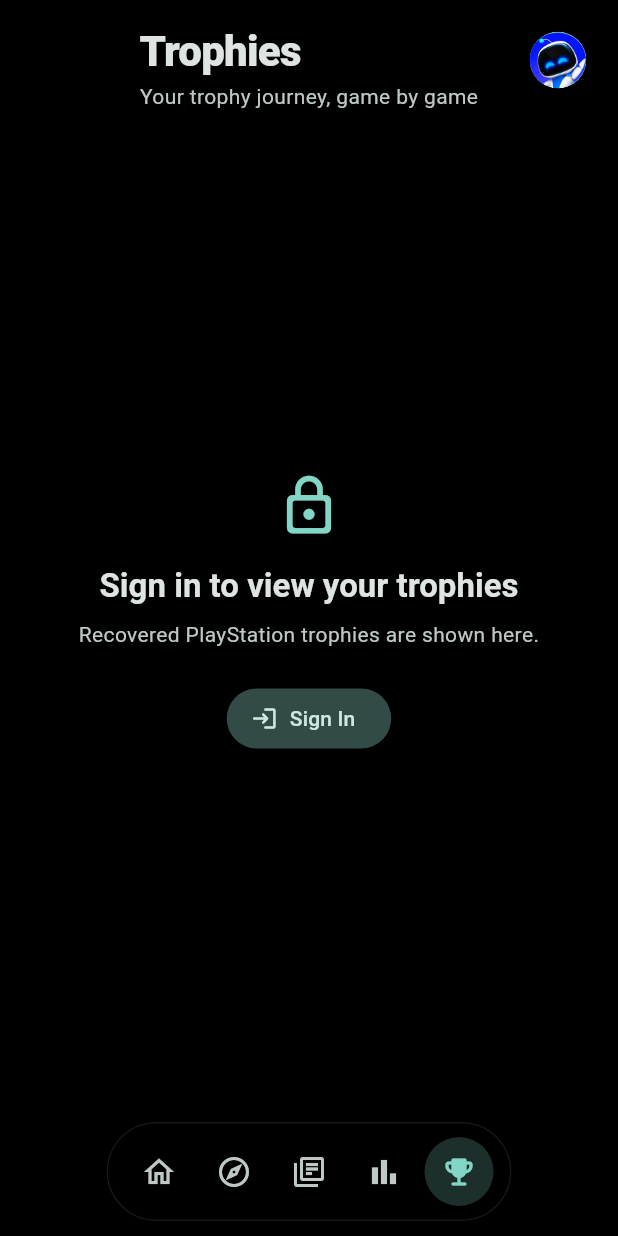
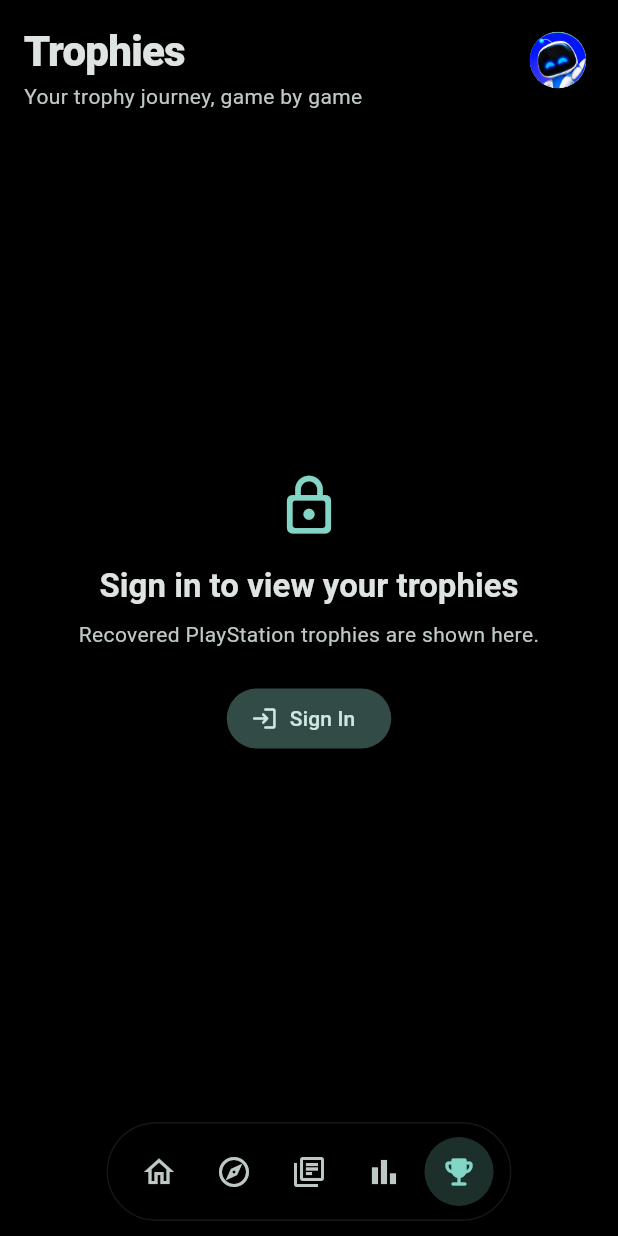
Before and after one commit to Yash8077/SaveState, a Flutter app: the screen it shows after launch, item 5 of the bottom bar chosen, on a phone screen of 412 x 824 dp. Run offline on Flutter 3.47's test engine with Material 3 defaults, Android fonts, the phone set to English and light mode, and no system bars; drawn by our look-alikes of dynamic_color; our stand-ins replace cached_network_image, file_picker, flutter_secure_storage, go_router, share_plus, shared_preferences; missing offline and left inert: expressive_refresh, flutter_web_auth_2, material3_expressive_loading_indicator; accounts and stored records are empty; network calls fail; project files that could hold a hidden picture were left out.

Commit message:
Major Change: Phase 1 header v2

```diff
--- a/flutter_client/lib/ui/screens/library_screen.dart
+++ b/flutter_client/lib/ui/screens/library_screen.dart
@@ -447,11 +447,11 @@
                 ),
                 const SizedBox(width: 8),
                 Container(
-                  height: 56,
-                  width: 56,
+                  height: 48,
+                  width: 48,
                   decoration: BoxDecoration(
                     color: colorScheme.surfaceContainerHigh,
-                    borderRadius: BorderRadius.circular(18),
+                    shape: BoxShape.circle,
                   ),
                   child: PopupMenuButton<_LibrarySort>(
                     tooltip: 'Sort',
--- a/flutter_client/lib/ui/screens/trophies_screen.dart
+++ b/flutter_client/lib/ui/screens/trophies_screen.dart
@@ -93,8 +93,11 @@
           children: [
             Padding(
               padding: const EdgeInsets.fromLTRB(16, 16, 16, 4),
+              child: Align(
+                alignment: Alignment.centerLeft,
                 child: Column(
                   crossAxisAlignment: CrossAxisAlignment.start,
+                  mainAxisSize: MainAxisSize.min,
                   children: [
                   Text(
                     'Trophies',
@@ -112,6 +115,7 @@
                       ),
                     ),
                   ],
+                ),
               ),
             ),
             Expanded(child: _buildBody(theme, scheme)),
```
Lines whose indentation alone changed are shown as unchanged.
